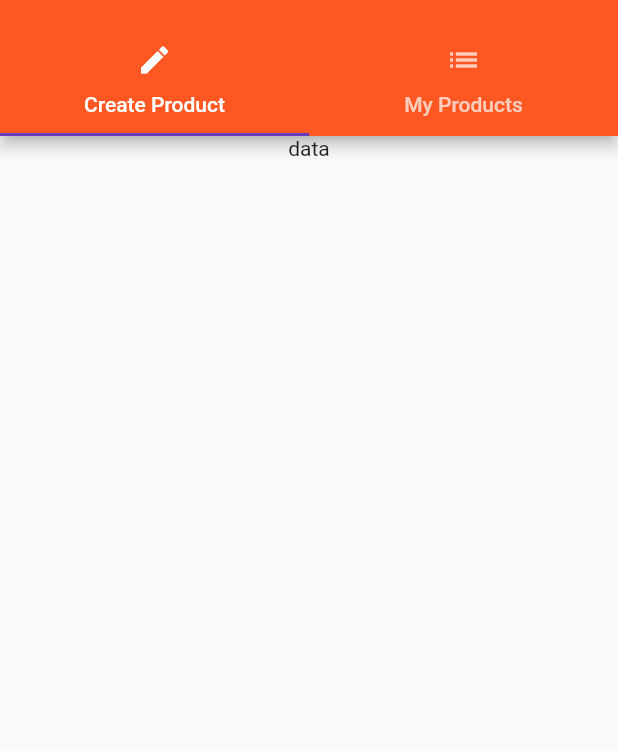
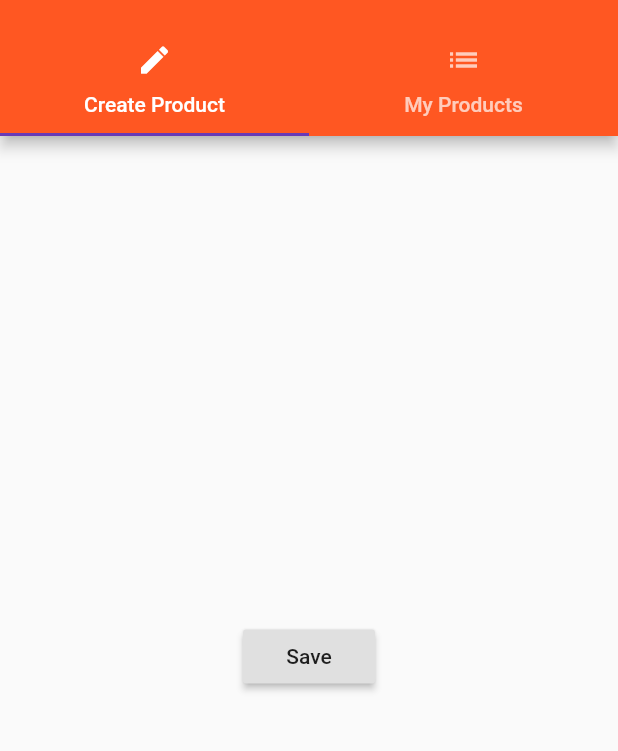
Before and after one commit to gitsofian/flutter-first-kurs, a Flutter app: the ProductsAdminPage screen opened by its route, on a phone screen of 412 x 824 dp, the part 59-810 px from its top. Run offline on Flutter 3.47's test engine with Material 2 defaults, Android fonts, the phone set to English and light mode, and no system bars.

```diff
--- a/lib/pages/product_create.dart
+++ b/lib/pages/product_create.dart
@@ -4,8 +4,19 @@ class ProductCreatePage extends StatelessWidget {
   @override
   Widget build(BuildContext context) {
     // TODO: implement build
-    return Column(children: <Widget>[
-      Text('data'),
-    ],);
+    return Center(
+      child: RaisedButton(
+        child: Text('Save'),
+        onPressed: () {
+          showModalBottomSheet(
+              context: context,
+              builder: (BuildContext context) {
+                return Center(
+                  child: Text('This is a Modal'),
+                );
+              });
+        },
+      ),
+    );
   }
 }
```
